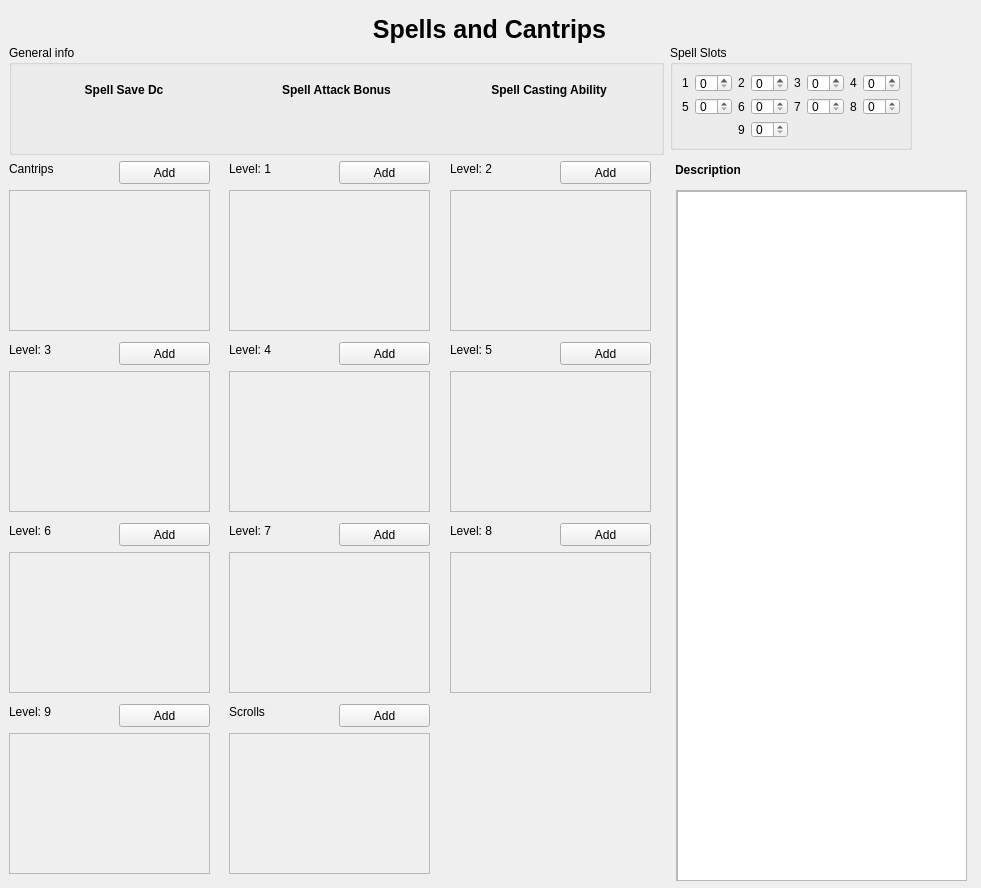
Above: forms/ui_forms/spell_and_cantrip_display.ui from ericmullally/dnd_tracker before the change. Below: the same form after it.
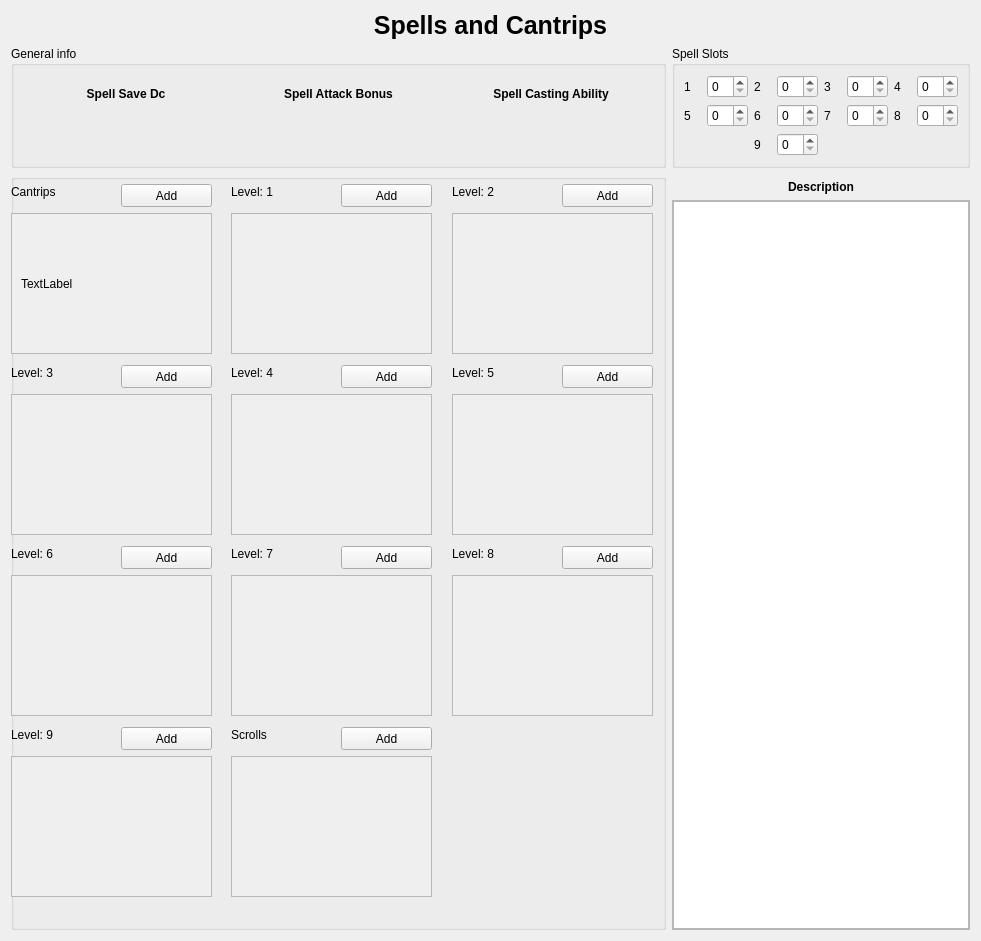
That is the form after the change.

Diff of the .ui file:
```diff
--- a/forms/ui_forms/spell_and_cantrip_display.ui
+++ b/forms/ui_forms/spell_and_cantrip_display.ui
@@ -7,850 +7,902 @@
     <x>0</x>
     <y>0</y>
     <width>981</width>
-    <height>888</height>
+    <height>941</height>
    </rect>
   </property>
   <property name="windowTitle">
    <string>Form</string>
   </property>
-  <widget class="QLabel" name="label_8">
-   <property name="geometry">
-    <rect>
-     <x>229</x>
-     <y>342</y>
-     <width>61</width>
-     <height>16</height>
-    </rect>
-   </property>
-   <property name="text">
-    <string>Level: 4</string>
-   </property>
-  </widget>
-  <widget class="QGroupBox" name="groupBox">
-   <property name="geometry">
-    <rect>
-     <x>9</x>
-     <y>45</y>
-     <width>655</width>
-     <height>110</height>
-    </rect>
-   </property>
-   <property name="sizePolicy">
-    <sizepolicy hsizetype="Minimum" vsizetype="Preferred">
-     <horstretch>0</horstretch>
-     <verstretch>0</verstretch>
-    </sizepolicy>
-   </property>
-   <property name="minimumSize">
-    <size>
-     <width>655</width>
-     <height>110</height>
-    </size>
-   </property>
-   <property name="title">
-    <string>General info</string>
-   </property>
-   <layout class="QGridLayout" name="info_layout">
-    <item row="0" column="0">
-     <widget class="QLabel" name="label">
-      <property name="font">
-       <font>
-        <weight>75</weight>
-        <bold>true</bold>
-       </font>
-      </property>
-      <property name="text">
-       <string>Spell Save Dc</string>
-      </property>
-      <property name="alignment">
-       <set>Qt::AlignCenter</set>
-      </property>
-     </widget>
-    </item>
-    <item row="1" column="0">
-     <widget class="QLabel" name="spell_save_dc">
-      <property name="text">
-       <string/>
-      </property>
-      <property name="alignment">
-       <set>Qt::AlignCenter</set>
-      </property>
-     </widget>
-    </item>
-    <item row="1" column="1">
-     <widget class="QLabel" name="spell_attack_bonus">
-      <property name="text">
-       <string/>
-      </property>
-      <property name="alignment">
-       <set>Qt::AlignCenter</set>
-      </property>
-     </widget>
-    </item>
-    <item row="0" column="1">
-     <widget class="QLabel" name="label_2">
-      <property name="font">
-       <font>
-        <weight>75</weight>
-        <bold>true</bold>
-       </font>
-      </property>
-      <property name="text">
-       <string>Spell Attack Bonus</string>
-      </property>
-      <property name="alignment">
-       <set>Qt::AlignCenter</set>
-      </property>
-     </widget>
-    </item>
-    <item row="0" column="2">
-     <widget class="QLabel" name="label_3">
-      <property name="font">
-       <font>
-        <weight>75</weight>
-        <bold>true</bold>
-       </font>
-      </property>
-      <property name="text">
-       <string>Spell Casting Ability</string>
-      </property>
-      <property name="alignment">
-       <set>Qt::AlignCenter</set>
-      </property>
-     </widget>
-    </item>
-    <item row="1" column="2">
-     <widget class="QLabel" name="spell_cast_ability">
-      <property name="text">
-       <string/>
-      </property>
-      <property name="alignment">
-       <set>Qt::AlignCenter</set>
-      </property>
-     </widget>
-    </item>
-   </layout>
-  </widget>
-  <widget class="QScrollArea" name="level_8">
-   <property name="geometry">
-    <rect>
-     <x>450</x>
-     <y>552</y>
-     <width>201</width>
-     <height>141</height>
-    </rect>
-   </property>
-   <property name="widgetResizable">
-    <bool>true</bool>
-   </property>
-   <widget class="QWidget" name="scroll_area_8">
-    <property name="geometry">
-     <rect>
-      <x>0</x>
-      <y>0</y>
-      <width>199</width>
-      <height>139</height>
-     </rect>
-    </property>
-    <layout class="QGridLayout" name="grid_8"/>
-   </widget>
-  </widget>
-  <widget class="QScrollArea" name="level_6">
-   <property name="geometry">
-    <rect>
-     <x>9</x>
-     <y>552</y>
-     <width>201</width>
-     <height>141</height>
-    </rect>
-   </property>
-   <property name="widgetResizable">
-    <bool>true</bool>
-   </property>
-   <widget class="QWidget" name="scroll_area_6">
-    <property name="geometry">
-     <rect>
-      <x>0</x>
-      <y>0</y>
-      <width>199</width>
-      <height>139</height>
-     </rect>
-    </property>
-    <layout class="QGridLayout" name="grid_6"/>
-   </widget>
-  </widget>
-  <widget class="QLabel" name="label_14">
-   <property name="geometry">
-    <rect>
-     <x>9</x>
-     <y>704</y>
-     <width>81</width>
-     <height>16</height>
-    </rect>
-   </property>
-   <property name="text">
-    <string>Level: 9</string>
-   </property>
-  </widget>
-  <widget class="QScrollArea" name="level_1">
-   <property name="geometry">
-    <rect>
-     <x>229</x>
-     <y>190</y>
-     <width>201</width>
-     <height>141</height>
-    </rect>
-   </property>
-   <property name="widgetResizable">
-    <bool>true</bool>
-   </property>
-   <widget class="QWidget" name="scroll_area_1">
-    <property name="geometry">
-     <rect>
-      <x>0</x>
-      <y>0</y>
-      <width>199</width>
-      <height>139</height>
-     </rect>
-    </property>
-    <layout class="QGridLayout" name="grid_1"/>
-   </widget>
-  </widget>
-  <widget class="QLabel" name="label_13">
-   <property name="geometry">
-    <rect>
-     <x>450</x>
-     <y>523</y>
-     <width>61</width>
-     <height>16</height>
-    </rect>
-   </property>
-   <property name="text">
-    <string>Level: 8</string>
-   </property>
-  </widget>
-  <widget class="QScrollArea" name="scrollArea">
-   <property name="geometry">
-    <rect>
-     <x>676</x>
-     <y>190</y>
-     <width>291</width>
-     <height>691</height>
-    </rect>
-   </property>
-   <property name="widgetResizable">
-    <bool>true</bool>
-   </property>
-   <widget class="QWidget" name="scrollAreaWidgetContents_2">
-    <property name="geometry">
-     <rect>
-      <x>0</x>
-      <y>0</y>
-      <width>289</width>
-      <height>689</height>
-     </rect>
-    </property>
-    <widget class="QTextBrowser" name="spell_description">
-     <property name="geometry">
-      <rect>
-       <x>0</x>
-       <y>0</y>
-       <width>291</width>
-       <height>691</height>
-      </rect>
-     </property>
-    </widget>
-   </widget>
-  </widget>
-  <widget class="QPushButton" name="add_9">
-   <property name="geometry">
-    <rect>
-     <x>119</x>
-     <y>704</y>
-     <width>91</width>
-     <height>23</height>
-    </rect>
-   </property>
-   <property name="text">
-    <string>Add</string>
-   </property>
-  </widget>
-  <widget class="QLabel" name="label_4">
-   <property name="geometry">
-    <rect>
-     <x>229</x>
-     <y>161</y>
-     <width>61</width>
-     <height>16</height>
-    </rect>
-   </property>
-   <property name="text">
-    <string>Level: 1</string>
-   </property>
-  </widget>
-  <widget class="QPushButton" name="add_5">
-   <property name="geometry">
-    <rect>
-     <x>560</x>
-     <y>342</y>
-     <width>91</width>
-     <height>23</height>
-    </rect>
-   </property>
-   <property name="text">
-    <string>Add</string>
-   </property>
-  </widget>
-  <widget class="QLabel" name="label_15">
-   <property name="geometry">
-    <rect>
-     <x>229</x>
-     <y>704</y>
-     <width>51</width>
-     <height>16</height>
-    </rect>
-   </property>
-   <property name="text">
-    <string>Scrolls</string>
-   </property>
-  </widget>
-  <widget class="QPushButton" name="add_8">
-   <property name="geometry">
-    <rect>
-     <x>560</x>
-     <y>523</y>
-     <width>91</width>
-     <height>23</height>
-    </rect>
-   </property>
-   <property name="text">
-    <string>Add</string>
-   </property>
-  </widget>
-  <widget class="QPushButton" name="add_scrolls">
-   <property name="geometry">
-    <rect>
-     <x>339</x>
-     <y>704</y>
-     <width>91</width>
-     <height>23</height>
-    </rect>
-   </property>
-   <property name="text">
-    <string>Add</string>
-   </property>
-  </widget>
-  <widget class="QPushButton" name="add_7">
-   <property name="geometry">
-    <rect>
-     <x>339</x>
-     <y>523</y>
-     <width>91</width>
-     <height>23</height>
-    </rect>
-   </property>
-   <property name="text">
-    <string>Add</string>
-   </property>
-  </widget>
-  <widget class="QPushButton" name="add_1">
-   <property name="geometry">
-    <rect>
-     <x>339</x>
-     <y>161</y>
-     <width>91</width>
-     <height>23</height>
-    </rect>
-   </property>
-   <property name="text">
-    <string>Add</string>
-   </property>
-  </widget>
-  <widget class="QScrollArea" name="level_cantrips">
-   <property name="geometry">
-    <rect>
-     <x>9</x>
-     <y>190</y>
-     <width>201</width>
-     <height>141</height>
-    </rect>
-   </property>
-   <property name="widgetResizable">
-    <bool>true</bool>
-   </property>
-   <widget class="QWidget" name="scroll_area_cantrips">
-    <property name="geometry">
-     <rect>
-      <x>0</x>
-      <y>0</y>
-      <width>199</width>
-      <height>139</height>
-     </rect>
-    </property>
-    <layout class="QGridLayout" name="grid_cantrip"/>
-   </widget>
-  </widget>
-  <widget class="QPushButton" name="add_2">
-   <property name="geometry">
-    <rect>
-     <x>560</x>
-     <y>161</y>
-     <width>91</width>
-     <height>23</height>
-    </rect>
-   </property>
-   <property name="text">
-    <string>Add</string>
-   </property>
-  </widget>
-  <widget class="QPushButton" name="add_3">
-   <property name="geometry">
-    <rect>
-     <x>119</x>
-     <y>342</y>
-     <width>91</width>
-     <height>23</height>
-    </rect>
-   </property>
-   <property name="text">
-    <string>Add</string>
-   </property>
-  </widget>
-  <widget class="QLabel" name="label_12">
-   <property name="geometry">
-    <rect>
-     <x>229</x>
-     <y>523</y>
-     <width>61</width>
-     <height>16</height>
-    </rect>
-   </property>
-   <property name="text">
-    <string>Level: 7</string>
-   </property>
-  </widget>
-  <widget class="QLabel" name="label_9">
-   <property name="geometry">
-    <rect>
-     <x>676</x>
-     <y>161</y>
-     <width>64</width>
-     <height>16</height>
-    </rect>
-   </property>
-   <property name="font">
-    <font>
-     <weight>75</weight>
-     <bold>true</bold>
-    </font>
-   </property>
-   <property name="text">
-    <string>Description</string>
-   </property>
-   <property name="alignment">
-    <set>Qt::AlignBottom|Qt::AlignHCenter</set>
-   </property>
-  </widget>
-  <widget class="QLabel" name="label_11">
-   <property name="geometry">
-    <rect>
-     <x>9</x>
-     <y>523</y>
-     <width>61</width>
-     <height>16</height>
-    </rect>
-   </property>
-   <property name="text">
-    <string>Level: 6</string>
-   </property>
-  </widget>
-  <widget class="QLabel" name="title">
-   <property name="geometry">
-    <rect>
-     <x>9</x>
-     <y>9</y>
-     <width>961</width>
-     <height>41</height>
-    </rect>
-   </property>
-   <property name="font">
-    <font>
-     <pointsize>19</pointsize>
-     <weight>75</weight>
-     <bold>true</bold>
-    </font>
-   </property>
-   <property name="text">
-    <string>Spells and Cantrips</string>
-   </property>
-   <property name="alignment">
-    <set>Qt::AlignCenter</set>
-   </property>
-  </widget>
-  <widget class="QScrollArea" name="level_3">
-   <property name="geometry">
-    <rect>
-     <x>9</x>
-     <y>371</y>
-     <width>201</width>
-     <height>141</height>
-    </rect>
-   </property>
-   <property name="widgetResizable">
-    <bool>true</bool>
-   </property>
-   <widget class="QWidget" name="scroll_area_3">
-    <property name="geometry">
-     <rect>
-      <x>0</x>
-      <y>0</y>
-      <width>199</width>
-      <height>139</height>
-     </rect>
-    </property>
-    <layout class="QGridLayout" name="grid_3"/>
-   </widget>
-  </widget>
-  <widget class="QPushButton" name="add_6">
-   <property name="geometry">
-    <rect>
-     <x>119</x>
-     <y>523</y>
-     <width>91</width>
-     <height>23</height>
-    </rect>
-   </property>
-   <property name="text">
-    <string>Add</string>
-   </property>
-  </widget>
-  <widget class="QScrollArea" name="level_9">
-   <property name="geometry">
-    <rect>
-     <x>9</x>
-     <y>733</y>
-     <width>201</width>
-     <height>141</height>
-    </rect>
-   </property>
-   <property name="widgetResizable">
-    <bool>true</bool>
-   </property>
-   <widget class="QWidget" name="scroll_area_9">
-    <property name="geometry">
-     <rect>
-      <x>0</x>
-      <y>0</y>
-      <width>199</width>
-      <height>139</height>
-     </rect>
-    </property>
-    <layout class="QGridLayout" name="grid_9"/>
-   </widget>
-  </widget>
-  <widget class="QPushButton" name="add_cantrip">
-   <property name="geometry">
-    <rect>
-     <x>119</x>
-     <y>161</y>
-     <width>91</width>
-     <height>23</height>
-    </rect>
-   </property>
-   <property name="text">
-    <string>Add</string>
-   </property>
-  </widget>
-  <widget class="QLabel" name="label_6">
-   <property name="geometry">
-    <rect>
-     <x>450</x>
-     <y>161</y>
-     <width>71</width>
-     <height>16</height>
-    </rect>
-   </property>
-   <property name="text">
-    <string>Level: 2</string>
-   </property>
-  </widget>
-  <widget class="QScrollArea" name="level_5">
-   <property name="geometry">
-    <rect>
-     <x>450</x>
-     <y>371</y>
-     <width>201</width>
-     <height>141</height>
-    </rect>
-   </property>
-   <property name="widgetResizable">
-    <bool>true</bool>
-   </property>
-   <widget class="QWidget" name="scroll_area_5">
-    <property name="geometry">
-     <rect>
-      <x>0</x>
-      <y>0</y>
-      <width>199</width>
-      <height>139</height>
-     </rect>
-    </property>
-    <layout class="QGridLayout" name="grid_5"/>
-   </widget>
-  </widget>
-  <widget class="QScrollArea" name="level_4">
-   <property name="geometry">
-    <rect>
-     <x>229</x>
-     <y>371</y>
-     <width>201</width>
-     <height>141</height>
-    </rect>
-   </property>
-   <property name="widgetResizable">
-    <bool>true</bool>
-   </property>
-   <widget class="QWidget" name="scroll_area_4">
-    <property name="geometry">
-     <rect>
-      <x>0</x>
-      <y>0</y>
-      <width>199</width>
-      <height>139</height>
-     </rect>
-    </property>
-    <layout class="QGridLayout" name="grid_4"/>
-   </widget>
-  </widget>
-  <widget class="QLabel" name="label_10">
-   <property name="geometry">
-    <rect>
-     <x>450</x>
-     <y>342</y>
-     <width>51</width>
-     <height>16</height>
-    </rect>
-   </property>
-   <property name="text">
-    <string>Level: 5</string>
-   </property>
-  </widget>
-  <widget class="QScrollArea" name="level_scrolls">
-   <property name="geometry">
-    <rect>
-     <x>229</x>
-     <y>733</y>
-     <width>201</width>
-     <height>141</height>
-    </rect>
-   </property>
-   <property name="widgetResizable">
-    <bool>true</bool>
-   </property>
-   <widget class="QWidget" name="scroll_area_scrolls">
-    <property name="geometry">
-     <rect>
-      <x>0</x>
-      <y>0</y>
-      <width>199</width>
-      <height>139</height>
-     </rect>
-    </property>
-    <layout class="QGridLayout" name="grid_scrolls"/>
-   </widget>
-  </widget>
-  <widget class="QScrollArea" name="level_7">
-   <property name="geometry">
-    <rect>
-     <x>229</x>
-     <y>552</y>
-     <width>201</width>
-     <height>141</height>
-    </rect>
-   </property>
-   <property name="widgetResizable">
-    <bool>true</bool>
-   </property>
-   <widget class="QWidget" name="scroll_area_7">
-    <property name="geometry">
-     <rect>
-      <x>0</x>
-      <y>0</y>
-      <width>199</width>
-      <height>139</height>
-     </rect>
-    </property>
-    <layout class="QGridLayout" name="grid_7"/>
-   </widget>
-  </widget>
-  <widget class="QScrollArea" name="level_2">
-   <property name="geometry">
-    <rect>
-     <x>450</x>
-     <y>190</y>
-     <width>201</width>
-     <height>141</height>
-    </rect>
-   </property>
-   <property name="widgetResizable">
-    <bool>true</bool>
-   </property>
-   <widget class="QWidget" name="scroll_area_2">
-    <property name="geometry">
-     <rect>
-      <x>0</x>
-      <y>0</y>
-      <width>199</width>
-      <height>139</height>
-     </rect>
-    </property>
-    <layout class="QGridLayout" name="grid_2"/>
-   </widget>
-  </widget>
-  <widget class="QLabel" name="label_5">
-   <property name="geometry">
-    <rect>
-     <x>9</x>
-     <y>161</y>
-     <width>71</width>
-     <height>16</height>
-    </rect>
-   </property>
-   <property name="text">
-    <string>Cantrips</string>
-   </property>
-  </widget>
-  <widget class="QLabel" name="label_7">
-   <property name="geometry">
-    <rect>
-     <x>9</x>
-     <y>342</y>
-     <width>61</width>
-     <height>16</height>
-    </rect>
-   </property>
-   <property name="text">
-    <string>Level: 3</string>
-   </property>
-  </widget>
-  <widget class="QPushButton" name="add_4">
-   <property name="geometry">
-    <rect>
-     <x>339</x>
-     <y>342</y>
-     <width>91</width>
-     <height>23</height>
-    </rect>
-   </property>
-   <property name="text">
-    <string>Add</string>
-   </property>
-  </widget>
-  <widget class="QGroupBox" name="groupBox_2">
-   <property name="geometry">
-    <rect>
-     <x>670</x>
-     <y>45</y>
-     <width>242</width>
-     <height>105</height>
-    </rect>
-   </property>
-   <property name="title">
-    <string>Spell Slots</string>
-   </property>
-   <layout class="QGridLayout" name="spell_slot_layout">
-    <item row="0" column="7">
-     <widget class="QSpinBox" name="slot_4"/>
-    </item>
-    <item row="0" column="1">
-     <widget class="QSpinBox" name="slot_1"/>
-    </item>
-    <item row="1" column="1">
-     <widget class="QSpinBox" name="slot_5"/>
-    </item>
-    <item row="1" column="4">
-     <widget class="QLabel" name="label_22">
-      <property name="text">
-       <string>7</string>
-      </property>
-     </widget>
-    </item>
-    <item row="0" column="0">
-     <widget class="QLabel" name="label_16">
-      <property name="text">
-       <string>1</string>
-      </property>
-     </widget>
-    </item>
-    <item row="1" column="0">
-     <widget class="QLabel" name="label_20">
-      <property name="text">
-       <string>5</string>
-      </property>
-     </widget>
-    </item>
-    <item row="0" column="5">
-     <widget class="QSpinBox" name="slot_3"/>
-    </item>
-    <item row="1" column="6">
-     <widget class="QLabel" name="label_23">
-      <property name="text">
-       <string>8</string>
-      </property>
-     </widget>
-    </item>
-    <item row="1" column="5">
-     <widget class="QSpinBox" name="slot_7"/>
-    </item>
-    <item row="1" column="2">
-     <widget class="QLabel" name="label_21">
-      <property name="text">
-       <string>6</string>
-      </property>
-     </widget>
-    </item>
-    <item row="0" column="2">
-     <widget class="QLabel" name="label_17">
-      <property name="text">
-       <string>2</string>
-      </property>
-     </widget>
-    </item>
-    <item row="0" column="4">
-     <widget class="QLabel" name="label_18">
-      <property name="text">
-       <string>3</string>
-      </property>
-     </widget>
-    </item>
-    <item row="1" column="3">
-     <widget class="QSpinBox" name="slot_6"/>
-    </item>
-    <item row="0" column="6">
-     <widget class="QLabel" name="label_19">
-      <property name="text">
-       <string>4</string>
-      </property>
-     </widget>
-    </item>
-    <item row="2" column="2">
-     <widget class="QLabel" name="label_24">
-      <property name="text">
-       <string>9</string>
-      </property>
-     </widget>
-    </item>
-    <item row="2" column="3">
-     <widget class="QSpinBox" name="slot_9"/>
-    </item>
-    <item row="0" column="3">
-     <widget class="QSpinBox" name="slot_2"/>
-    </item>
-    <item row="1" column="7">
-     <widget class="QSpinBox" name="slot_8"/>
-    </item>
-   </layout>
-  </widget>
+  <layout class="QGridLayout" name="gridLayout">
+   <item row="4" column="1">
+    <widget class="QScrollArea" name="scrollArea">
+     <property name="widgetResizable">
+      <bool>true</bool>
+     </property>
+     <widget class="QWidget" name="scrollAreaWidgetContents_2">
+      <property name="geometry">
+       <rect>
+        <x>0</x>
+        <y>0</y>
+        <width>300</width>
+        <height>728</height>
+       </rect>
+      </property>
+      <layout class="QGridLayout" name="gridLayout_2">
+       <property name="leftMargin">
+        <number>0</number>
+       </property>
+       <property name="topMargin">
+        <number>0</number>
+       </property>
+       <property name="rightMargin">
+        <number>0</number>
+       </property>
+       <property name="bottomMargin">
+        <number>0</number>
+       </property>
+       <item row="0" column="0">
+        <widget class="QTextBrowser" name="spell_description">
+         <property name="sizePolicy">
+          <sizepolicy hsizetype="Preferred" vsizetype="Preferred">
+           <horstretch>0</horstretch>
+           <verstretch>0</verstretch>
+          </sizepolicy>
+         </property>
+        </widget>
+       </item>
+      </layout>
+     </widget>
+    </widget>
+   </item>
+   <item row="1" column="1">
+    <widget class="QGroupBox" name="groupBox_2">
+     <property name="title">
+      <string>Spell Slots</string>
+     </property>
+     <layout class="QGridLayout" name="spell_slot_layout">
+      <item row="0" column="7">
+       <widget class="QSpinBox" name="slot_4"/>
+      </item>
+      <item row="0" column="1">
+       <widget class="QSpinBox" name="slot_1"/>
+      </item>
+      <item row="1" column="1">
+       <widget class="QSpinBox" name="slot_5"/>
+      </item>
+      <item row="1" column="4">
+       <widget class="QLabel" name="label_22">
+        <property name="text">
+         <string>7</string>
+        </property>
+       </widget>
+      </item>
+      <item row="0" column="0">
+       <widget class="QLabel" name="label_16">
+        <property name="text">
+         <string>1</string>
+        </property>
+       </widget>
+      </item>
+      <item row="1" column="0">
+       <widget class="QLabel" name="label_20">
+        <property name="text">
+         <string>5</string>
+        </property>
+       </widget>
+      </item>
+      <item row="0" column="5">
+       <widget class="QSpinBox" name="slot_3"/>
+      </item>
+      <item row="1" column="6">
+       <widget class="QLabel" name="label_23">
+        <property name="text">
+         <string>8</string>
+        </property>
+       </widget>
+      </item>
+      <item row="1" column="5">
+       <widget class="QSpinBox" name="slot_7"/>
+      </item>
+      <item row="1" column="2">
+       <widget class="QLabel" name="label_21">
+        <property name="text">
+         <string>6</string>
+        </property>
+       </widget>
+      </item>
+      <item row="0" column="2">
+       <widget class="QLabel" name="label_17">
+        <property name="text">
+         <string>2</string>
+        </property>
+       </widget>
+      </item>
+      <item row="0" column="4">
+       <widget class="QLabel" name="label_18">
+        <property name="text">
+         <string>3</string>
+        </property>
+       </widget>
+      </item>
+      <item row="1" column="3">
+       <widget class="QSpinBox" name="slot_6"/>
+      </item>
+      <item row="0" column="6">
+       <widget class="QLabel" name="label_19">
+        <property name="text">
+         <string>4</string>
+        </property>
+       </widget>
+      </item>
+      <item row="2" column="2">
+       <widget class="QLabel" name="label_24">
+        <property name="text">
+         <string>9</string>
+        </property>
+       </widget>
+      </item>
+      <item row="2" column="3">
+       <widget class="QSpinBox" name="slot_9"/>
+      </item>
+      <item row="0" column="3">
+       <widget class="QSpinBox" name="slot_2"/>
+      </item>
+      <item row="1" column="7">
+       <widget class="QSpinBox" name="slot_8"/>
+      </item>
+     </layout>
+    </widget>
+   </item>
+   <item row="0" column="0" colspan="2">
+    <widget class="QLabel" name="title">
+     <property name="font">
+      <font>
+       <pointsize>19</pointsize>
+       <weight>75</weight>
+       <bold>true</bold>
+      </font>
+     </property>
+     <property name="text">
+      <string>Spells and Cantrips</string>
+     </property>
+     <property name="alignment">
+      <set>Qt::AlignCenter</set>
+     </property>
+    </widget>
+   </item>
+   <item row="1" column="0">
+    <widget class="QGroupBox" name="groupBox">
+     <property name="sizePolicy">
+      <sizepolicy hsizetype="Minimum" vsizetype="Preferred">
+       <horstretch>0</horstretch>
+       <verstretch>0</verstretch>
+      </sizepolicy>
+     </property>
+     <property name="minimumSize">
+      <size>
+       <width>655</width>
+       <height>110</height>
+      </size>
+     </property>
+     <property name="title">
+      <string>General info</string>
+     </property>
+     <layout class="QGridLayout" name="info_layout">
+      <item row="1" column="1">
+       <widget class="QLabel" name="spell_attack_bonus">
+        <property name="text">
+         <string/>
+        </property>
+        <property name="alignment">
+         <set>Qt::AlignCenter</set>
+        </property>
+       </widget>
+      </item>
+      <item row="0" column="1">
+       <widget class="QLabel" name="label_2">
+        <property name="font">
+         <font>
+          <weight>75</weight>
+          <bold>true</bold>
+         </font>
+        </property>
+        <property name="text">
+         <string>Spell Attack Bonus</string>
+        </property>
+        <property name="alignment">
+         <set>Qt::AlignCenter</set>
+        </property>
+       </widget>
+      </item>
+      <item row="0" column="0">
+       <widget class="QLabel" name="label">
+        <property name="font">
+         <font>
+          <weight>75</weight>
+          <bold>true</bold>
+         </font>
+        </property>
+        <property name="text">
+         <string>Spell Save Dc</string>
+        </property>
+        <property name="alignment">
+         <set>Qt::AlignCenter</set>
+        </property>
+       </widget>
+      </item>
+      <item row="1" column="2">
+       <widget class="QLabel" name="spell_cast_ability">
+        <property name="text">
+         <string/>
+        </property>
+        <property name="alignment">
+         <set>Qt::AlignCenter</set>
+        </property>
+       </widget>
+      </item>
+      <item row="1" column="0">
+       <widget class="QLabel" name="spell_save_dc">
+        <property name="text">
+         <string/>
+        </property>
+        <property name="alignment">
+         <set>Qt::AlignCenter</set>
+        </property>
+       </widget>
+      </item>
+      <item row="0" column="2">
+       <widget class="QLabel" name="label_3">
+        <property name="font">
+         <font>
+          <weight>75</weight>
+          <bold>true</bold>
+         </font>
+        </property>
+        <property name="text">
+         <string>Spell Casting Ability</string>
+        </property>
+        <property name="alignment">
+         <set>Qt::AlignCenter</set>
+        </property>
+       </widget>
+      </item>
+     </layout>
+    </widget>
+   </item>
+   <item row="3" column="1">
+    <widget class="QLabel" name="label_9">
+     <property name="font">
+      <font>
+       <weight>75</weight>
+       <bold>true</bold>
+      </font>
+     </property>
+     <property name="text">
+      <string>Description</string>
+     </property>
+     <property name="alignment">
+      <set>Qt::AlignBottom|Qt::AlignHCenter</set>
+     </property>
+    </widget>
+   </item>
+   <item row="2" column="0" rowspan="3">
+    <widget class="QGroupBox" name="spell_groupbox">
+     <property name="title">
+      <string/>
+     </property>
+     <property name="alignment">
+      <set>Qt::AlignCenter</set>
+     </property>
+     <widget class="QPushButton" name="add_cantrip">
+      <property name="geometry">
+       <rect>
+        <x>110</x>
+        <y>10</y>
+        <width>91</width>
+        <height>23</height>
+       </rect>
+      </property>
+      <property name="text">
+       <string>Add</string>
+      </property>
+     </widget>
+     <widget class="QPushButton" name="add_2">
+      <property name="geometry">
+       <rect>
+        <x>551</x>
+        <y>10</y>
+        <width>91</width>
+        <height>23</height>
+       </rect>
+      </property>
+      <property name="text">
+       <string>Add</string>
+      </property>
+     </widget>
+     <widget class="QLabel" name="label_11">
+      <property name="geometry">
+       <rect>
+        <x>0</x>
+        <y>372</y>
+        <width>61</width>
+        <height>16</height>
+       </rect>
+      </property>
+      <property name="text">
+       <string>Level: 6</string>
+      </property>
+     </widget>
+     <widget class="QLabel" name="label_5">
+      <property name="geometry">
+       <rect>
+        <x>0</x>
+        <y>10</y>
+        <width>71</width>
+        <height>16</height>
+       </rect>
+      </property>
+      <property name="text">
+       <string>Cantrips</string>
+      </property>
+     </widget>
+     <widget class="QScrollArea" name="level_8">
+      <property name="geometry">
+       <rect>
+        <x>441</x>
+        <y>401</y>
+        <width>201</width>
+        <height>141</height>
+       </rect>
+      </property>
+      <property name="widgetResizable">
+       <bool>true</bool>
+      </property>
+      <widget class="QWidget" name="scroll_area_8">
+       <property name="geometry">
+        <rect>
+         <x>0</x>
+         <y>0</y>
+         <width>199</width>
+         <height>139</height>
+        </rect>
+       </property>
+       <layout class="QGridLayout" name="grid_8"/>
+      </widget>
+     </widget>
+     <widget class="QPushButton" name="add_1">
+      <property name="geometry">
+       <rect>
+        <x>330</x>
+        <y>10</y>
+        <width>91</width>
+        <height>23</height>
+       </rect>
+      </property>
+      <property name="text">
+       <string>Add</string>
+      </property>
+     </widget>
+     <widget class="QPushButton" name="add_6">
+      <property name="geometry">
+       <rect>
+        <x>110</x>
+        <y>372</y>
+        <width>91</width>
+        <height>23</height>
+       </rect>
+      </property>
+      <property name="text">
+       <string>Add</string>
+      </property>
+     </widget>
+     <widget class="QScrollArea" name="level_6">
+      <property name="geometry">
+       <rect>
+        <x>0</x>
+        <y>401</y>
+        <width>201</width>
+        <height>141</height>
+       </rect>
+      </property>
+      <property name="sizePolicy">
+       <sizepolicy hsizetype="Fixed" vsizetype="Fixed">
+        <horstretch>0</horstretch>
+        <verstretch>0</verstretch>
+       </sizepolicy>
+      </property>
+      <property name="widgetResizable">
+       <bool>true</bool>
+      </property>
+      <widget class="QWidget" name="scroll_area_6">
+       <property name="geometry">
+        <rect>
+         <x>0</x>
+         <y>0</y>
+         <width>199</width>
+         <height>139</height>
+        </rect>
+       </property>
+       <layout class="QGridLayout" name="grid_6"/>
+      </widget>
+     </widget>
+     <widget class="QPushButton" name="add_7">
+      <property name="geometry">
+       <rect>
+        <x>330</x>
+        <y>372</y>
+        <width>91</width>
+        <height>23</height>
+       </rect>
+      </property>
+      <property name="text">
+       <string>Add</string>
+      </property>
+     </widget>
+     <widget class="QScrollArea" name="level_5">
+      <property name="geometry">
+       <rect>
+        <x>441</x>
+        <y>220</y>
+        <width>201</width>
+        <height>141</height>
+       </rect>
+      </property>
+      <property name="sizePolicy">
+       <sizepolicy hsizetype="Fixed" vsizetype="Fixed">
+        <horstretch>0</horstretch>
+        <verstretch>0</verstretch>
+       </sizepolicy>
+      </property>
+      <property name="widgetResizable">
+       <bool>true</bool>
+      </property>
+      <widget class="QWidget" name="scroll_area_5">
+       <property name="geometry">
+        <rect>
+         <x>0</x>
+         <y>0</y>
+         <width>199</width>
+         <height>139</height>
+        </rect>
+       </property>
+       <layout class="QGridLayout" name="grid_5"/>
+      </widget>
+     </widget>
+     <widget class="QScrollArea" name="level_scrolls">
+      <property name="geometry">
+       <rect>
+        <x>220</x>
+        <y>582</y>
+        <width>201</width>
+        <height>141</height>
+       </rect>
+      </property>
+      <property name="widgetResizable">
+       <bool>true</bool>
+      </property>
+      <widget class="QWidget" name="scroll_area_scrolls">
+       <property name="geometry">
+        <rect>
+         <x>0</x>
+         <y>0</y>
+         <width>199</width>
+         <height>139</height>
+        </rect>
+       </property>
+       <layout class="QGridLayout" name="grid_scrolls"/>
+      </widget>
+     </widget>
+     <widget class="QScrollArea" name="level_9">
+      <property name="geometry">
+       <rect>
+        <x>0</x>
+        <y>582</y>
+        <width>201</width>
+        <height>141</height>
+       </rect>
+      </property>
+      <property name="widgetResizable">
+       <bool>true</bool>
+      </property>
+      <widget class="QWidget" name="scroll_area_9">
+       <property name="geometry">
+        <rect>
+         <x>0</x>
+         <y>0</y>
+         <width>199</width>
+         <height>139</height>
+        </rect>
+       </property>
+       <layout class="QGridLayout" name="grid_9"/>
+      </widget>
+     </widget>
+     <widget class="QScrollArea" name="level_cantrips">
+      <property name="geometry">
+       <rect>
+        <x>0</x>
+        <y>39</y>
+        <width>201</width>
+        <height>141</height>
+       </rect>
+      </property>
+      <property name="sizePolicy">
+       <sizepolicy hsizetype="Fixed" vsizetype="Fixed">
+        <horstretch>0</horstretch>
+        <verstretch>0</verstretch>
+       </sizepolicy>
+      </property>
+      <property name="widgetResizable">
+       <bool>true</bool>
+      </property>
+      <widget class="QWidget" name="scroll_area_cantrips">
+       <property name="geometry">
+        <rect>
+         <x>0</x>
+         <y>0</y>
+         <width>199</width>
+         <height>139</height>
+        </rect>
+       </property>
+       <layout class="QGridLayout" name="grid_cantrip">
+        <item row="0" column="0">
+         <widget class="QLabel" name="label_25">
+          <property name="text">
+           <string>TextLabel</string>
+          </property>
+         </widget>
+        </item>
+       </layout>
+      </widget>
+     </widget>
+     <widget class="QLabel" name="label_7">
+      <property name="geometry">
+       <rect>
+        <x>0</x>
+        <y>191</y>
+        <width>61</width>
+        <height>16</height>
+       </rect>
+      </property>
+      <property name="text">
+       <string>Level: 3</string>
+      </property>
+     </widget>
+     <widget class="QLabel" name="label_14">
+      <property name="geometry">
+       <rect>
+        <x>0</x>
+        <y>553</y>
+        <width>81</width>
+        <height>16</height>
+       </rect>
+      </property>
+      <property name="text">
+       <string>Level: 9</string>
+      </property>
+     </widget>
+     <widget class="QPushButton" name="add_9">
+      <property name="geometry">
+       <rect>
+        <x>110</x>
+        <y>553</y>
+        <width>91</width>
+        <height>23</height>
+       </rect>
+      </property>
+      <property name="text">
+       <string>Add</string>
+      </property>
+     </widget>
+     <widget class="QScrollArea" name="level_7">
+      <property name="geometry">
+       <rect>
+        <x>220</x>
+        <y>401</y>
+        <width>201</width>
+        <height>141</height>
+       </rect>
+      </property>
+      <property name="sizePolicy">
+       <sizepolicy hsizetype="Fixed" vsizetype="Fixed">
+        <horstretch>0</horstretch>
+        <verstretch>0</verstretch>
+       </sizepolicy>
+      </property>
+      <property name="widgetResizable">
+       <bool>true</bool>
+      </property>
+      <widget class="QWidget" name="scroll_area_7">
+       <property name="geometry">
+        <rect>
+         <x>0</x>
+         <y>0</y>
+         <width>199</width>
+         <height>139</height>
+        </rect>
+       </property>
+       <layout class="QGridLayout" name="grid_7"/>
+      </widget>
+     </widget>
+     <widget class="QPushButton" name="add_3">
+      <property name="geometry">
+       <rect>
+        <x>110</x>
+        <y>191</y>
+        <width>91</width>
+        <height>23</height>
+       </rect>
+      </property>
+      <property name="text">
+       <string>Add</string>
+      </property>
+     </widget>
+     <widget class="QScrollArea" name="level_2">
+      <property name="geometry">
+       <rect>
+        <x>441</x>
+        <y>39</y>
+        <width>201</width>
+        <height>141</height>
+       </rect>
+      </property>
+      <property name="sizePolicy">
+       <sizepolicy hsizetype="Fixed" vsizetype="Fixed">
+        <horstretch>0</horstretch>
+        <verstretch>0</verstretch>
+       </sizepolicy>
+      </property>
+      <property name="widgetResizable">
+       <bool>true</bool>
+      </property>
+      <widget class="QWidget" name="scroll_area_2">
+       <property name="geometry">
+        <rect>
+         <x>0</x>
+         <y>0</y>
+         <width>199</width>
+         <height>139</height>
+        </rect>
+       </property>
+       <layout class="QGridLayout" name="grid_2"/>
+      </widget>
+     </widget>
+     <widget class="QLabel" name="label_8">
+      <property name="geometry">
+       <rect>
+        <x>220</x>
+        <y>191</y>
+        <width>61</width>
+        <height>16</height>
+       </rect>
+      </property>
+      <property name="text">
+       <string>Level: 4</string>
+      </property>
+     </widget>
+     <widget class="QLabel" name="label_4">
+      <property name="geometry">
+       <rect>
+        <x>220</x>
+        <y>10</y>
+        <width>61</width>
+        <height>16</height>
+       </rect>
+      </property>
+      <property name="text">
+       <string>Level: 1</string>
+      </property>
+     </widget>
+     <widget class="QLabel" name="label_6">
+      <property name="geometry">
+       <rect>
+        <x>441</x>
+        <y>10</y>
+        <width>71</width>
+        <height>16</height>
+       </rect>
+      </property>
+      <property name="text">
+       <string>Level: 2</string>
+      </property>
+     </widget>
+     <widget class="QPushButton" name="add_5">
+      <property name="geometry">
+       <rect>
+        <x>551</x>
+        <y>191</y>
+        <width>91</width>
+        <height>23</height>
+       </rect>
+      </property>
+      <property name="text">
+       <string>Add</string>
+      </property>
+     </widget>
+     <widget class="QPushButton" name="add_scrolls">
+      <property name="geometry">
+       <rect>
+        <x>330</x>
+        <y>553</y>
+        <width>91</width>
+        <height>23</height>
+       </rect>
+      </property>
+      <property name="text">
+       <string>Add</string>
+      </property>
+     </widget>
+     <widget class="QLabel" name="label_12">
+      <property name="geometry">
+       <rect>
+        <x>220</x>
+        <y>372</y>
+        <width>61</width>
+        <height>16</height>
+       </rect>
+      </property>
+      <property name="text">
+       <string>Level: 7</string>
+      </property>
+     </widget>
+     <widget class="QScrollArea" name="level_1">
+      <property name="geometry">
+       <rect>
+        <x>220</x>
+        <y>39</y>
+        <width>201</width>
+        <height>141</height>
+       </rect>
+      </property>
+      <property name="sizePolicy">
+       <sizepolicy hsizetype="Fixed" vsizetype="Fixed">
+        <horstretch>0</horstretch>
+        <verstretch>0</verstretch>
+       </sizepolicy>
+      </property>
+      <property name="widgetResizable">
+       <bool>true</bool>
+      </property>
+      <widget class="QWidget" name="scroll_area_1">
+       <property name="geometry">
+        <rect>
+         <x>0</x>
+         <y>0</y>
+         <width>199</width>
+         <height>139</height>
+        </rect>
+       </property>
+       <layout class="QGridLayout" name="grid_1"/>
+      </widget>
+     </widget>
+     <widget class="QLabel" name="label_13">
+      <property name="geometry">
+       <rect>
+        <x>441</x>
+        <y>372</y>
+        <width>61</width>
+        <height>16</height>
+       </rect>
+      </property>
+      <property name="text">
+       <string>Level: 8</string>
+      </property>
+     </widget>
+     <widget class="QPushButton" name="add_4">
+      <property name="geometry">
+       <rect>
+        <x>330</x>
+        <y>191</y>
+        <width>91</width>
+        <height>23</height>
+       </rect>
+      </property>
+      <property name="text">
+       <string>Add</string>
+      </property>
+     </widget>
+     <widget class="QLabel" name="label_15">
+      <property name="geometry">
+       <rect>
+        <x>220</x>
+        <y>553</y>
+        <width>51</width>
+        <height>16</height>
+       </rect>
+      </property>
+      <property name="text">
+       <string>Scrolls</string>
+      </property>
+     </widget>
+     <widget class="QLabel" name="label_10">
+      <property name="geometry">
+       <rect>
+        <x>441</x>
+        <y>191</y>
+        <width>51</width>
+        <height>16</height>
+       </rect>
+      </property>
+      <property name="text">
+       <string>Level: 5</string>
+      </property>
+     </widget>
+     <widget class="QPushButton" name="add_8">
+      <property name="geometry">
+       <rect>
+        <x>551</x>
+        <y>372</y>
+        <width>91</width>
+        <height>23</height>
+       </rect>
+      </property>
+      <property name="text">
+       <string>Add</string>
+      </property>
+     </widget>
+     <widget class="QScrollArea" name="level_3">
+      <property name="geometry">
+       <rect>
+        <x>0</x>
+        <y>220</y>
+        <width>201</width>
+        <height>141</height>
+       </rect>
+      </property>
+      <property name="sizePolicy">
+       <sizepolicy hsizetype="Fixed" vsizetype="Fixed">
+        <horstretch>0</horstretch>
+        <verstretch>0</verstretch>
+       </sizepolicy>
+      </property>
+      <property name="widgetResizable">
+       <bool>true</bool>
+      </property>
+      <widget class="QWidget" name="scroll_area_3">
+       <property name="geometry">
+        <rect>
+         <x>0</x>
+         <y>0</y>
+         <width>199</width>
+         <height>139</height>
+        </rect>
+       </property>
+       <layout class="QGridLayout" name="grid_3"/>
+      </widget>
+     </widget>
+     <widget class="QScrollArea" name="level_4">
+      <property name="geometry">
+       <rect>
+        <x>220</x>
+        <y>220</y>
+        <width>201</width>
+        <height>141</height>
+       </rect>
+      </property>
+      <property name="sizePolicy">
+       <sizepolicy hsizetype="Fixed" vsizetype="Fixed">
+        <horstretch>0</horstretch>
+        <verstretch>0</verstretch>
+       </sizepolicy>
+      </property>
+      <property name="widgetResizable">
+       <bool>true</bool>
+      </property>
+      <widget class="QWidget" name="scroll_area_4">
+       <property name="geometry">
+        <rect>
+         <x>0</x>
+         <y>0</y>
+         <width>199</width>
+         <height>139</height>
+        </rect>
+       </property>
+       <layout class="QGridLayout" name="grid_4"/>
+      </widget>
+     </widget>
+    </widget>
+   </item>
+  </layout>
  </widget>
  <resources/>
  <connections/>
```
